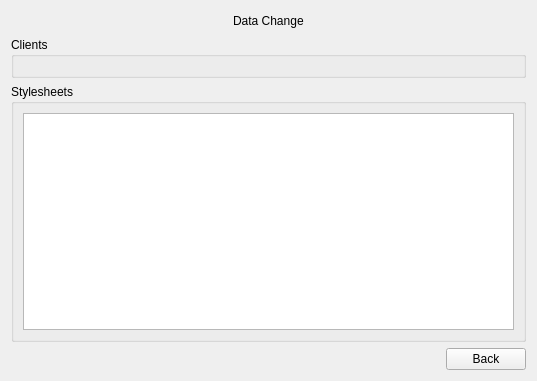
MickaelOnTheWave/InvoiceManager, file MorePage.ui: the form before one commit.
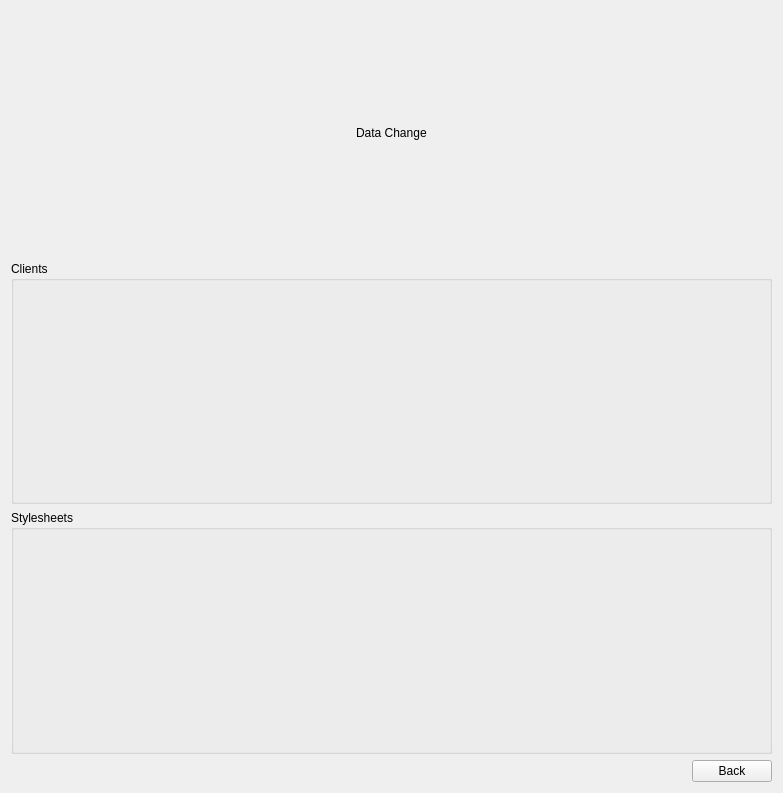
The form after the commit. Custom widgets are drawn as their Qt base class.

Commit message: Added first connection to Stylesheet data and views

```diff
--- a/MorePage.ui
+++ b/MorePage.ui
@@ -6,8 +6,8 @@
    <rect>
     <x>0</x>
     <y>0</y>
-    <width>537</width>
-    <height>381</height>
+    <width>783</width>
+    <height>793</height>
    </rect>
   </property>
   <property name="windowTitle">
@@ -70,7 +70,7 @@
      </property>
      <layout class="QVBoxLayout" name="verticalLayout_3">
       <item>
-       <widget class="QListView" name="stylesheetsView"/>
+       <widget class="DataHandlerWidget" name="stylesheetsWidget" native="true"/>
       </item>
      </layout>
     </widget>
```
Left out of the diff: 2 changed lines with no effect on the pictures. The commit also changes 7 other files.
